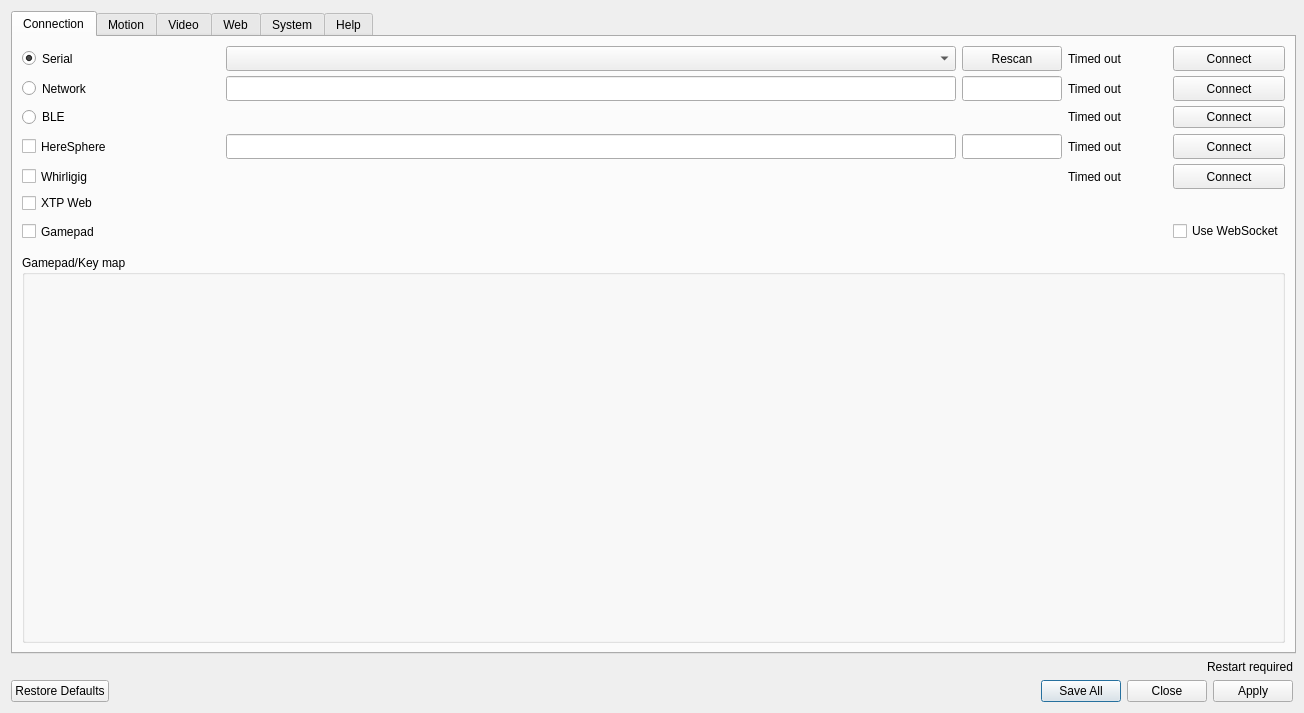
First picture: the form in src/settings.ui, repository jcfain/XTPlayer, before the edit.
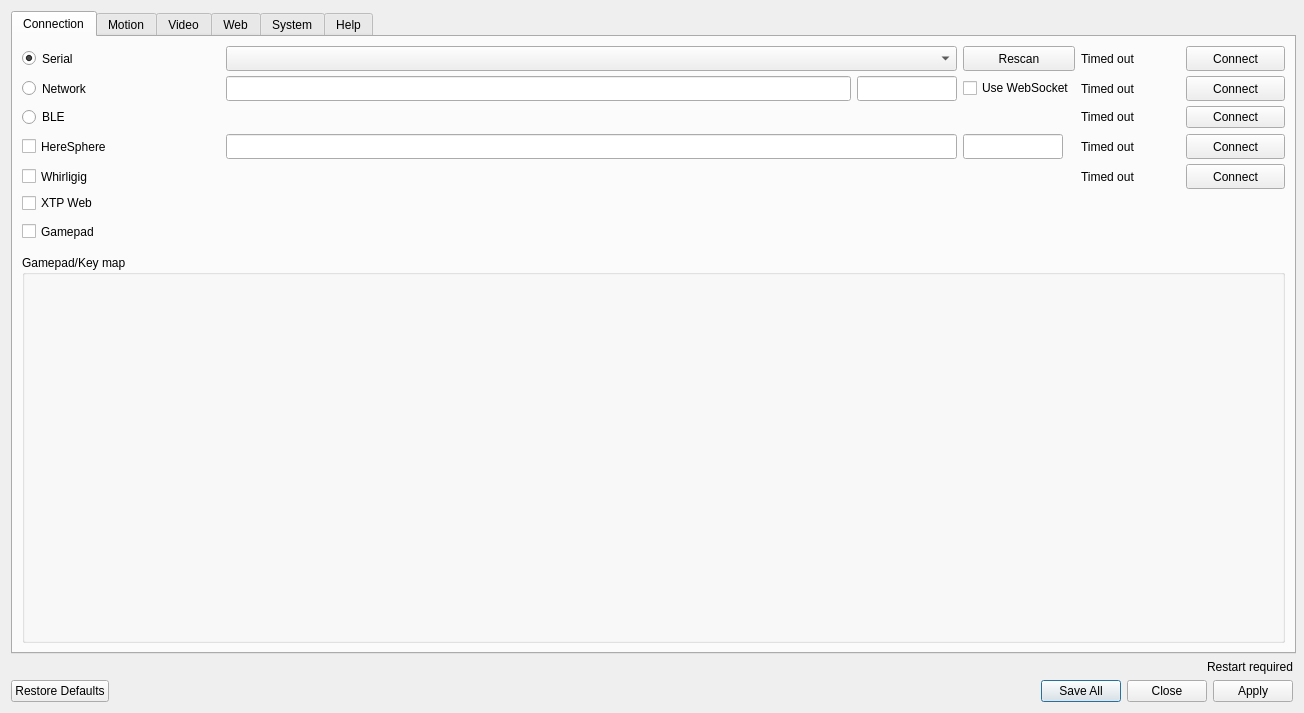
Second picture: the form after the edit. Icons and pictures are not drawn.

Commit message: Enabling websocket support

The edit to the form file:
```diff
--- a/src/settings.ui
+++ b/src/settings.ui
@@ -149,16 +149,6 @@
            </property>
           </widget>
          </item>
-         <item row="6" column="12">
-          <widget class="QCheckBox" name="useWebSocketsCheckbox">
-           <property name="enabled">
-            <bool>true</bool>
-           </property>
-           <property name="text">
-            <string>Use WebSocket</string>
-           </property>
-          </widget>
-         </item>
          <item row="1" column="12">
           <widget class="QPushButton" name="networkConnectButton">
            <property name="minimumSize">
@@ -269,38 +259,6 @@
            </property>
           </widget>
          </item>
-         <item row="1" column="3" colspan="7">
-          <widget class="QLineEdit" name="networkAddressTxt">
-           <property name="enabled">
-            <bool>true</bool>
-           </property>
-           <property name="minimumSize">
-            <size>
-             <width>0</width>
-             <height>25</height>
-            </size>
-           </property>
-          </widget>
-         </item>
-         <item row="1" column="10">
-          <widget class="QLineEdit" name="networkPortTxt">
-           <property name="minimumSize">
-            <size>
-             <width>0</width>
-             <height>25</height>
-            </size>
-           </property>
-           <property name="maximumSize">
-            <size>
-             <width>100</width>
-             <height>100</height>
-            </size>
-           </property>
-           <property name="maxLength">
-            <number>5</number>
-           </property>
-          </widget>
-         </item>
          <item row="1" column="11">
           <widget class="QLabel" name="networkStatuslbl">
            <property name="minimumSize">
@@ -471,6 +429,48 @@
            </property>
           </widget>
          </item>
+         <item row="1" column="3" colspan="6">
+          <widget class="QLineEdit" name="networkAddressTxt">
+           <property name="enabled">
+            <bool>true</bool>
+           </property>
+           <property name="minimumSize">
+            <size>
+             <width>0</width>
+             <height>25</height>
+            </size>
+           </property>
+          </widget>
+         </item>
+         <item row="1" column="9">
+          <widget class="QLineEdit" name="networkPortTxt">
+           <property name="minimumSize">
+            <size>
+             <width>0</width>
+             <height>25</height>
+            </size>
+           </property>
+           <property name="maximumSize">
+            <size>
+             <width>100</width>
+             <height>100</height>
+            </size>
+           </property>
+           <property name="maxLength">
+            <number>5</number>
+           </property>
+          </widget>
+         </item>
+         <item row="1" column="10">
+          <widget class="QCheckBox" name="useWebSocketsCheckbox">
+           <property name="enabled">
+            <bool>true</bool>
+           </property>
+           <property name="text">
+            <string>Use WebSocket</string>
+           </property>
+          </widget>
+         </item>
         </layout>
        </item>
        <item row="1" column="0" colspan="2">
```
The commit also changes 1 other file.
